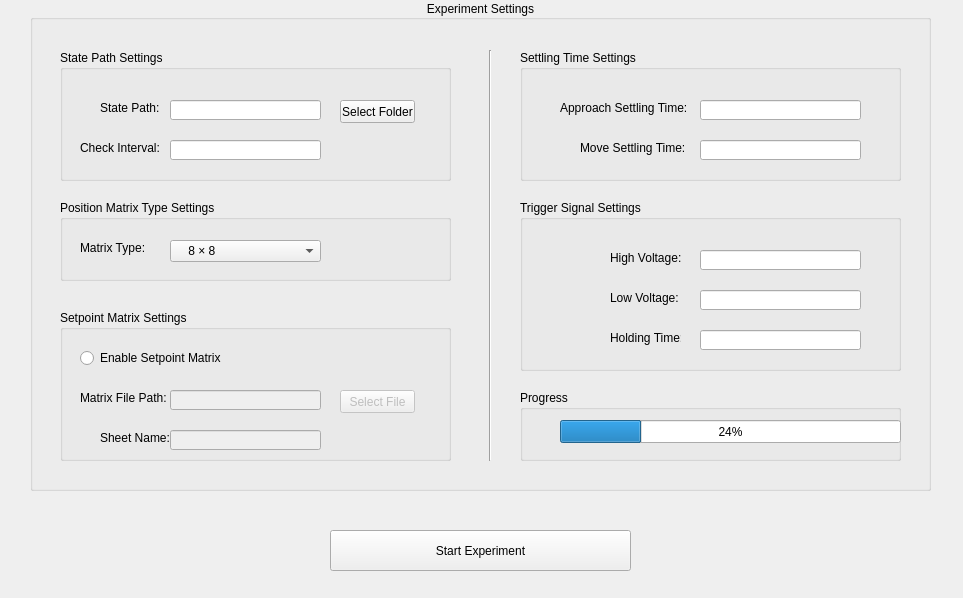
Old version of the form robot.ui in the repository motein/afm_control_nova_script.
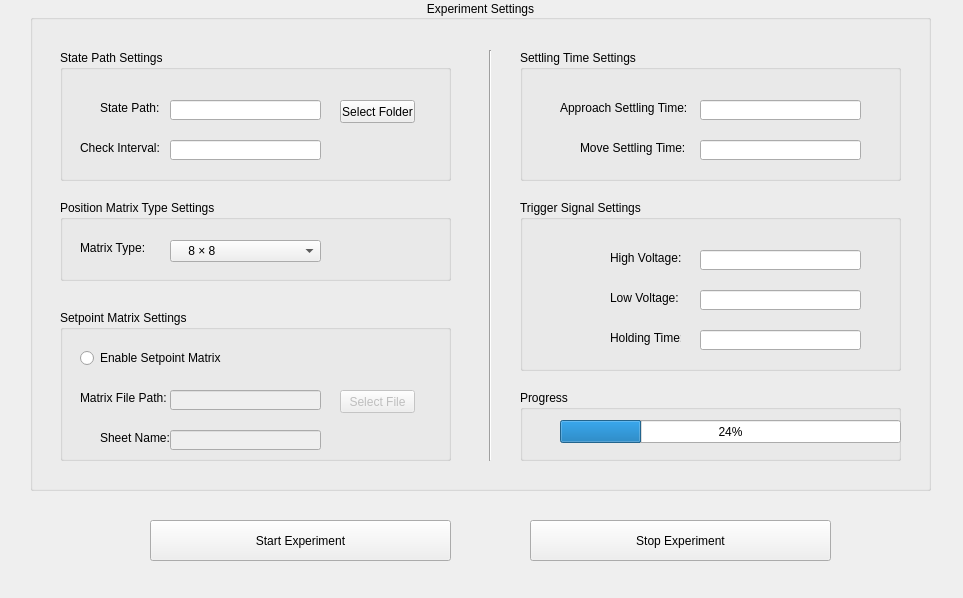
New version of the form. Icons and pictures are not drawn.

Commit message: Add Stop Experiment button

```diff
--- a/robot.ui
+++ b/robot.ui
@@ -605,8 +605,8 @@
   <widget class="QPushButton" name="pushButton_5">
    <property name="geometry">
     <rect>
-     <x>330</x>
-     <y>530</y>
+     <x>150</x>
+     <y>520</y>
      <width>301</width>
      <height>41</height>
     </rect>
@@ -625,6 +625,29 @@
     <string>Start Experiment</string>
    </property>
   </widget>
+  <widget class="QPushButton" name="pushButton_6">
+   <property name="geometry">
+    <rect>
+     <x>530</x>
+     <y>520</y>
+     <width>301</width>
+     <height>41</height>
+    </rect>
+   </property>
+   <property name="cursor">
+    <cursorShape>ArrowCursor</cursorShape>
+   </property>
+   <property name="toolTip">
+    <string>&lt;html&gt;&lt;head/&gt;&lt;body&gt;&lt;p&gt;&lt;span style=&quot; font-size:8pt; font-weight:400;&quot;&gt;Click me&lt;/span&gt;&lt;/p&gt;&lt;/body&gt;&lt;/html&gt;</string>
+   </property>
+   <property name="styleSheet">
+    <string notr="true">font: 75 8pt &quot;Comic Sans MS&quot;;
+font: 75 16pt &quot;MS Shell Dlg 2&quot;;</string>
+   </property>
+   <property name="text">
+    <string>Stop Experiment</string>
+   </property>
+  </widget>
  </widget>
  <resources/>
  <connections/>
```
The commit also changes 1 other file.
